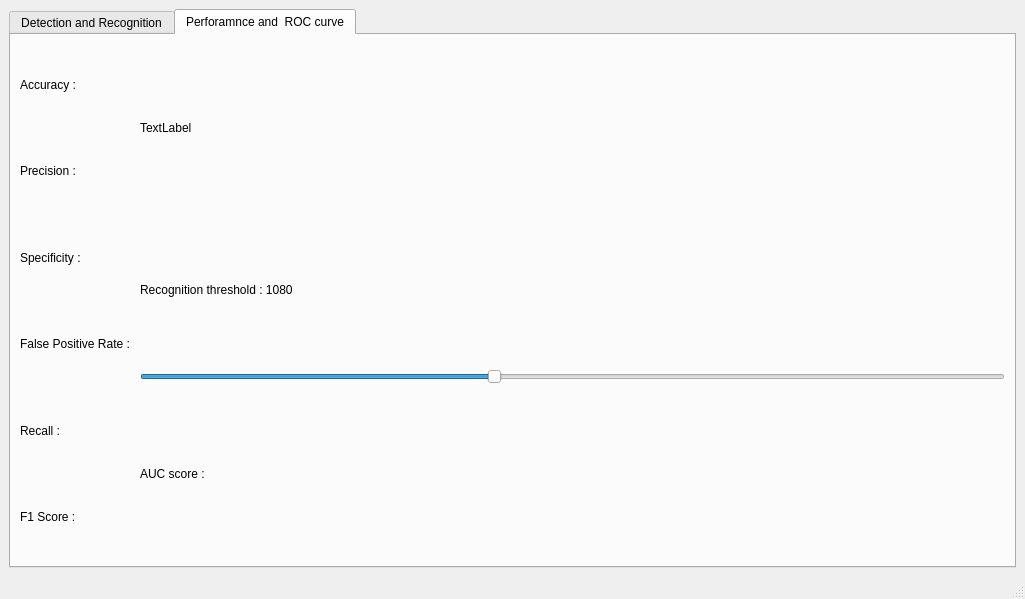
Old version of the form main.ui in the repository Muhannad159/Face-Detection-And-Recognition.
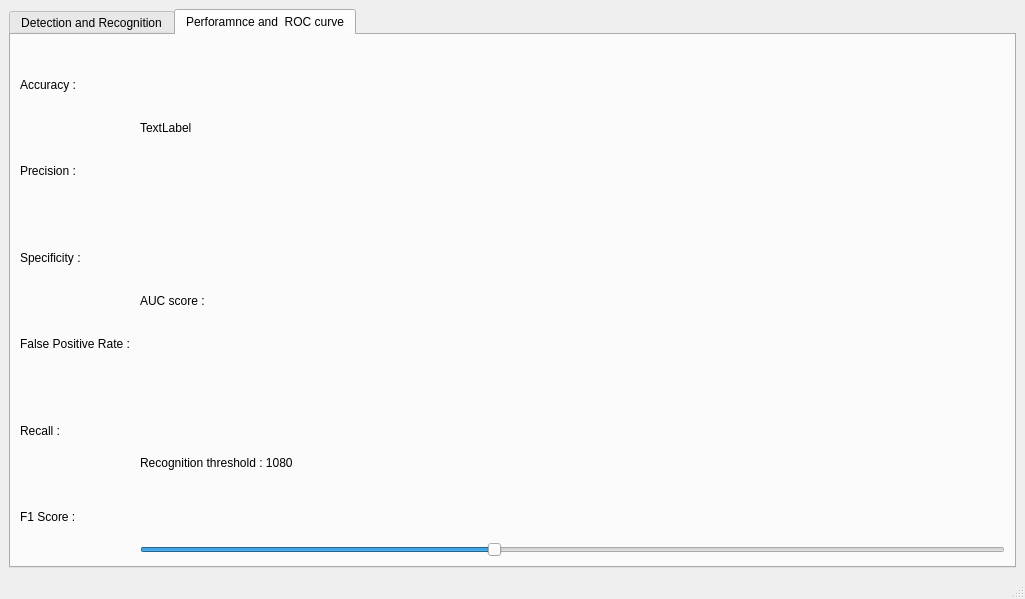
New version of the form.

```diff
--- a/main.ui
+++ b/main.ui
@@ -249,6 +249,13 @@
               </property>
              </widget>
             </item>
+            <item>
+             <widget class="QLabel" name="auc_lbl">
+              <property name="text">
+               <string>AUC score : </string>
+              </property>
+             </widget>
+            </item>
             <item>
              <layout class="QVBoxLayout" name="verticalLayout">
               <item>
@@ -270,7 +277,7 @@
                  <number>50</number>
                 </property>
                 <property name="pageStep">
-                 <number>100</number>
+                 <number>50</number>
                 </property>
                 <property name="value">
                  <number>1080</number>
@@ -282,13 +289,6 @@
               </item>
              </layout>
             </item>
-            <item>
-             <widget class="QLabel" name="auc_lbl">
-              <property name="text">
-               <string>AUC score : </string>
-              </property>
-             </widget>
-            </item>
            </layout>
           </item>
          </layout>
```
Left out of the diff: 2 changed lines with no effect on the pictures.
